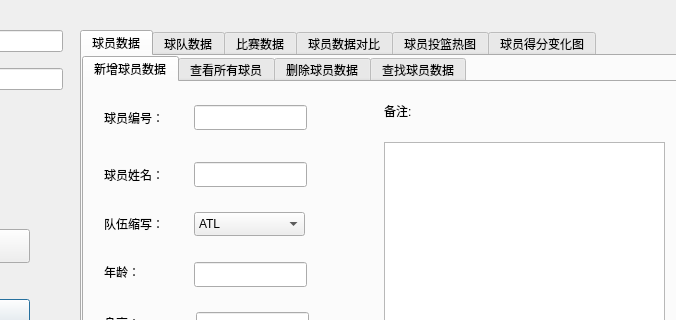
First picture: the form in venv/main.ui, repository pickerxxr/Database_project_5012, before the edit; both pictures show x 180 to 856 and y 0 to 320 of the 1112 by 789 pixel window.
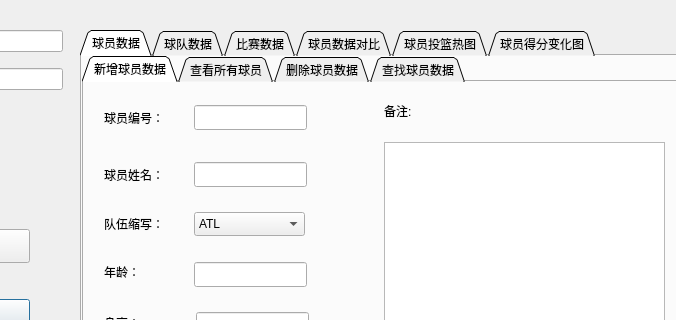
Second picture: the form after the edit. The open tabs and pages were chosen to show the change. Icons and pictures are not drawn.

The edit to the form file:
```diff
--- a/venv/main.ui
+++ b/venv/main.ui
@@ -190,6 +190,9 @@
      <height>701</height>
     </rect>
    </property>
+   <property name="tabShape">
+    <enum>QTabWidget::Triangular</enum>
+   </property>
    <property name="currentIndex">
     <number>5</number>
    </property>
@@ -206,6 +209,12 @@
        <height>641</height>
       </rect>
      </property>
+     <property name="tabPosition">
+      <enum>QTabWidget::North</enum>
+     </property>
+     <property name="tabShape">
+      <enum>QTabWidget::Triangular</enum>
+     </property>
      <property name="currentIndex">
       <number>0</number>
      </property>
```
Left out of the diff: 18 changed lines with no effect on the pictures.
